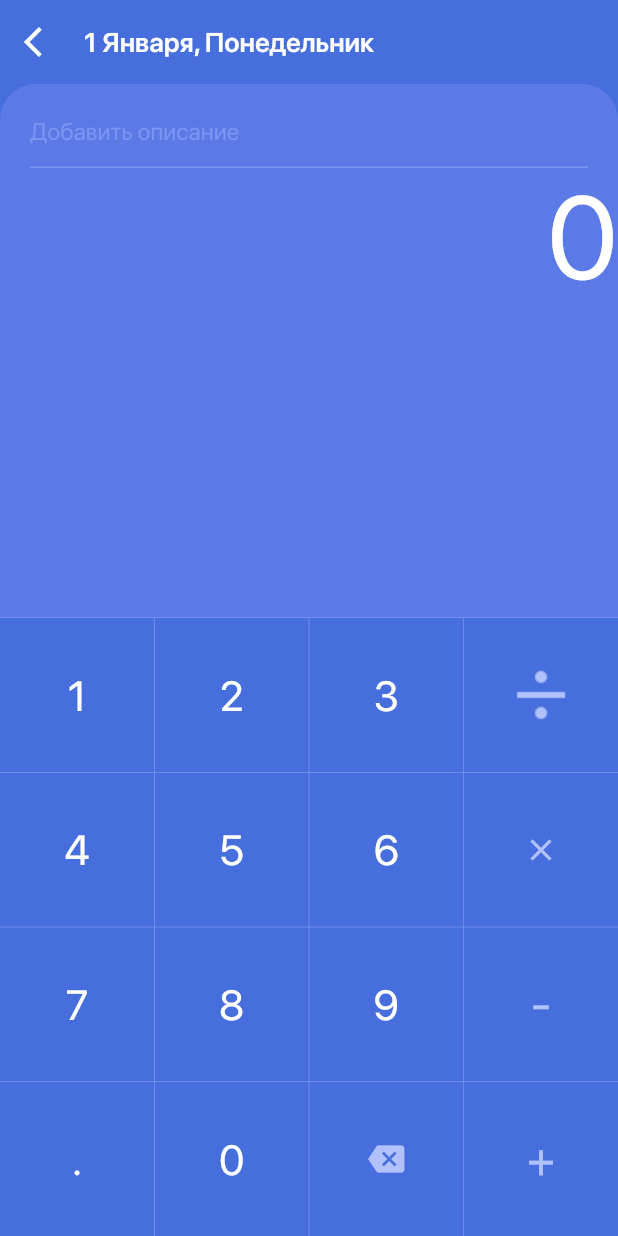
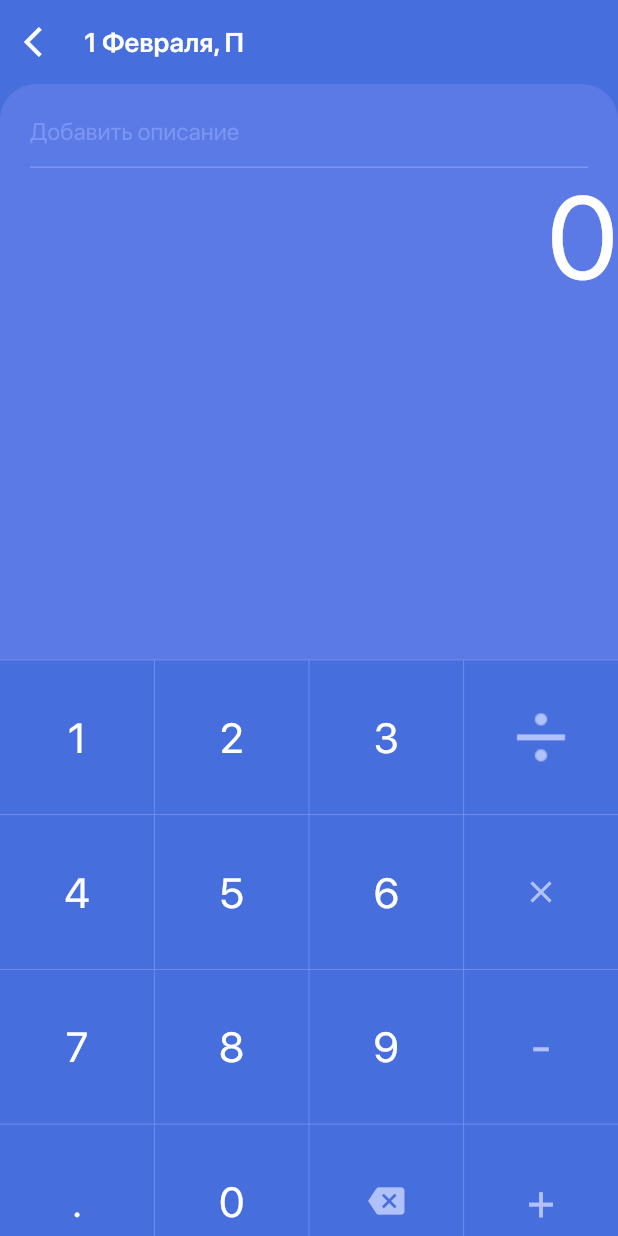
Before and after one commit to Quintessencion/cost_control_flutter, a Flutter app: the screen it shows after launch, scrolled down 576 dp, after a tap on the "add" icon, on a phone screen of 412 x 824 dp. Run offline on Flutter 3.47's test engine with Material 2 defaults, Android fonts, the phone set to English and light mode, and no system bars; our stand-ins replace flutter_redux, fluttertoast, math_expressions, redux, sqflite, tuple; accounts and stored records are empty; project files that could hold a hidden picture were left out.

```diff
--- a/lib/redux/screens/calcScreen.dart
+++ b/lib/redux/screens/calcScreen.dart
@@ -5,9 +5,15 @@ import 'package:cost_control/redux/states/appState.dart';
 import 'package:cost_control/redux/states/calcState.dart';
 import 'package:cost_control/redux/view_models/calcViewModel.dart';
 import 'package:cost_control/redux/actions/calcActions.dart';
+import 'package:cost_control/entities/day.dart';
 import 'package:cost_control/baseScreenState.dart';
+import 'package:cost_control/utils/timeUtils.dart';
 
 class CalcScreen extends StatefulWidget {
+  final Day day;
+
+  CalcScreen({this.day});
+
   @override
   _CalcScreenState createState() => _CalcScreenState();
 }
@@ -37,7 +43,12 @@ class _CalcScreenState extends BaseScreenState<CalcScreen> {
           onPressed: () => Navigator.pop(context),
         ),
         titleSpacing: 0,
-        title: Text("1 Января, Понедельник",
+        title: Text(
+            TimeUtils.getCalcFormat(DateTime(
+              widget.day.parent.yearNumber,
+              widget.day.parent.number,
+              widget.day.number,
+            )),
             style: TextStyle(
               fontFamily: "SFPro",
               fontSize: 18,
@@ -52,7 +63,6 @@ class _CalcScreenState extends BaseScreenState<CalcScreen> {
           color: Color.fromRGBO(91, 122, 229, 1),
           borderRadius: BorderRadius.vertical(top: Radius.circular(24)),
         ),
-        constraints: BoxConstraints.expand(),
         child: Column(
           children: <Widget>[
             Expanded(
@@ -103,7 +113,8 @@ class _CalcScreenState extends BaseScreenState<CalcScreen> {
               constraints: BoxConstraints.expand(height: 0.5),
               color: Color.fromRGBO(122, 149, 242, 1),
             ),
-            Container(
+            Flexible(
+              child: Container(
                 color: Color.fromRGBO(122, 149, 242, 1),
                 child: GridView.count(
                     shrinkWrap: true,
@@ -112,6 +123,7 @@ class _CalcScreenState extends BaseScreenState<CalcScreen> {
                     mainAxisSpacing: 0.5,
                     crossAxisSpacing: 0.5,
                     children: getButtons(vm)),
+              ),
             ),
           ],
         ),
--- a/lib/utils/timeUtils.dart
+++ b/lib/utils/timeUtils.dart
@@ -5,22 +5,23 @@ class TimeUtils {
   static const String LOCALE = "ru_RUS";
   static const String M_FORMAT = "MMMM";
   static const String SHORT_M_FORMAT = "MMM";
+  static const String CALC_SCREEN_FORMAT = "d MMMM, EEEEE";
 
   static bool dayEquals(DateTime a, DateTime b) {
-    return a.year == b.year &&
-        a.month == b.month &&
-        a.day == b.day;
+    return a.year == b.year && a.month == b.month && a.day == b.day;
   }
 
   static int getDaysCountByDate(DateTime day) {
-    return day.month < MONTH_IN_YEAR ? DateTime(day.year, day.month + 1, 0).day : DateTime(day.year + 1, 1, 0).day;
+    return day.month < MONTH_IN_YEAR
+        ? DateTime(day.year, day.month + 1, 0).day
+        : DateTime(day.year + 1, 1, 0).day;
   }
 
   static String getMonthNameByNumber(int month) {
     DateTime now = DateTime.now();
     DateTime date = DateTime(now.year, month, 1);
     String res = dateToString(M_FORMAT, date);
-    return res.substring(0, 1).toUpperCase() + res.substring(1);
+    return _firstLetterUpperCase(res);
   }
 
   static String getMonthShortNameByNumber(int month) {
@@ -33,7 +34,18 @@ class TimeUtils {
     return res.toUpperCase();
   }
 
+  static String getCalcFormat(DateTime date) {
+    return dateToString(CALC_SCREEN_FORMAT, date)
+        .split(' ')
+        .map(_firstLetterUpperCase)
+        .join(' ');
+  }
+
   static String dateToString(String format, DateTime date) {
     return new DateFormat(format, LOCALE).format(date);
   }
+
+  static String _firstLetterUpperCase(String str) {
+    return str.substring(0, 1).toUpperCase() + str.substring(1);
+  }
 }
--- a/lib/views/monthFragment.dart
+++ b/lib/views/monthFragment.dart
@@ -68,7 +68,7 @@ class _MonthFragmentState extends BaseScreenState<MonthFragment> {
                     foregroundColor: Color.fromRGBO(244, 93, 1, 1),
                     child: Icon(Icons.add),
                     onPressed: () {
-                      openScreen(new CalcScreen());
+                      openScreen(new CalcScreen(day: widget.month.days[0]));
                     },
                   ),
                 ),
--- a/pubspec.yaml
+++ b/pubspec.yaml
@@ -24,6 +24,7 @@ dependencies:
   tuple: ^1.0.2
   uuid: 2.0.0
   fluttertoast: ^2.2.11
+  math_expressions: ^1.0.0
 
   # The following adds the Cupertino Icons font to your application.
   # Use with the CupertinoIcons class for iOS style icons.
```
Also changed, not shown: lib/redux/reducers/calcReducer.dart (+30 -0 lines). Lines whose indentation alone changed are shown as unchanged.
